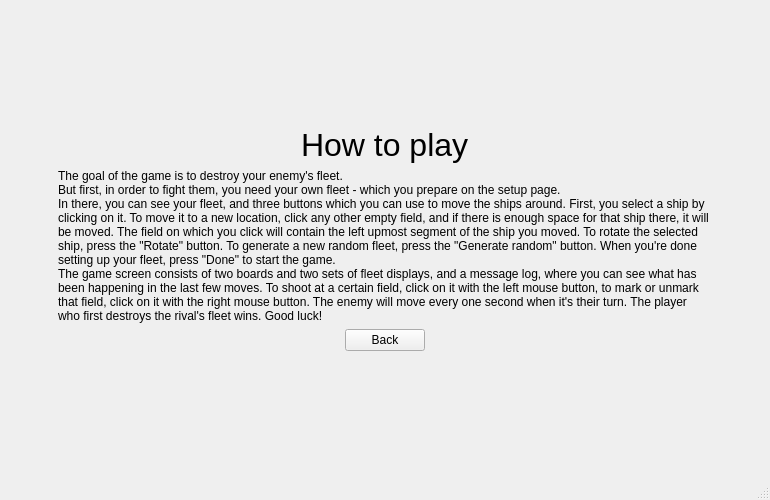
Above: battleship.ui from B1rtek/battleship-py before the change. Below: the same form after it.
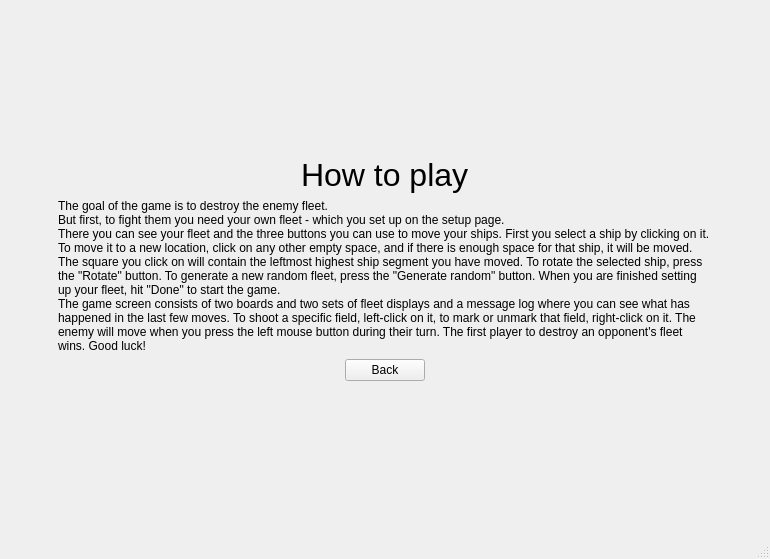
That is the form after the change. The open tabs and pages were chosen to show the change.

What changed in the file:
```diff
--- a/battleship.ui
+++ b/battleship.ui
@@ -7,7 +7,7 @@
     <x>0</x>
     <y>0</y>
     <width>770</width>
-    <height>500</height>
+    <height>559</height>
    </rect>
   </property>
   <property name="sizePolicy">
@@ -881,10 +881,10 @@
                </sizepolicy>
               </property>
               <property name="text">
-               <string>The goal of the game is to destroy your enemy's fleet.
-But first, in order to fight them, you need your own fleet - which you prepare on the setup page.
-In there, you can see your fleet, and three buttons which you can use to move the ships around. First, you select a ship by clicking on it. To move it to a new location, click any other empty field, and if there is enough space for that ship there, it will be moved. The field on which you click will contain the left upmost segment of the ship you moved. To rotate the selected ship, press the &quot;Rotate&quot; button. To generate a new random fleet, press the &quot;Generate random&quot; button. When you're done setting up your fleet, press &quot;Done&quot; to start the game.
-The game screen consists of two boards and two sets of fleet displays, and a message log, where you can see what has been happening in the last few moves. To shoot at a certain field, click on it with the left mouse button, to mark or unmark that field, click on it with the right mouse button. The enemy will move every one second when it's their turn. The player who first destroys the rival's fleet wins. Good luck!</string>
+               <string>The goal of the game is to destroy the enemy fleet.
+But first, to fight them you need your own fleet - which you set up on the setup page.
+There you can see your fleet and the three buttons you can use to move your ships. First you select a ship by clicking on it. To move it to a new location, click on any other empty space, and if there is enough space for that ship, it will be moved. The square you click on will contain the leftmost highest ship segment you have moved. To rotate the selected ship, press the &quot;Rotate&quot; button. To generate a new random fleet, press the &quot;Generate random&quot; button. When you are finished setting up your fleet, hit &quot;Done&quot; to start the game.
+The game screen consists of two boards and two sets of fleet displays and a message log where you can see what has happened in the last few moves. To shoot a specific field, left-click on it, to mark or unmark that field, right-click on it. The enemy will move when you press the left mouse button during their turn. The first player to destroy an opponent's fleet wins. Good luck!</string>
               </property>
               <property name="wordWrap">
                <bool>true</bool>
```
